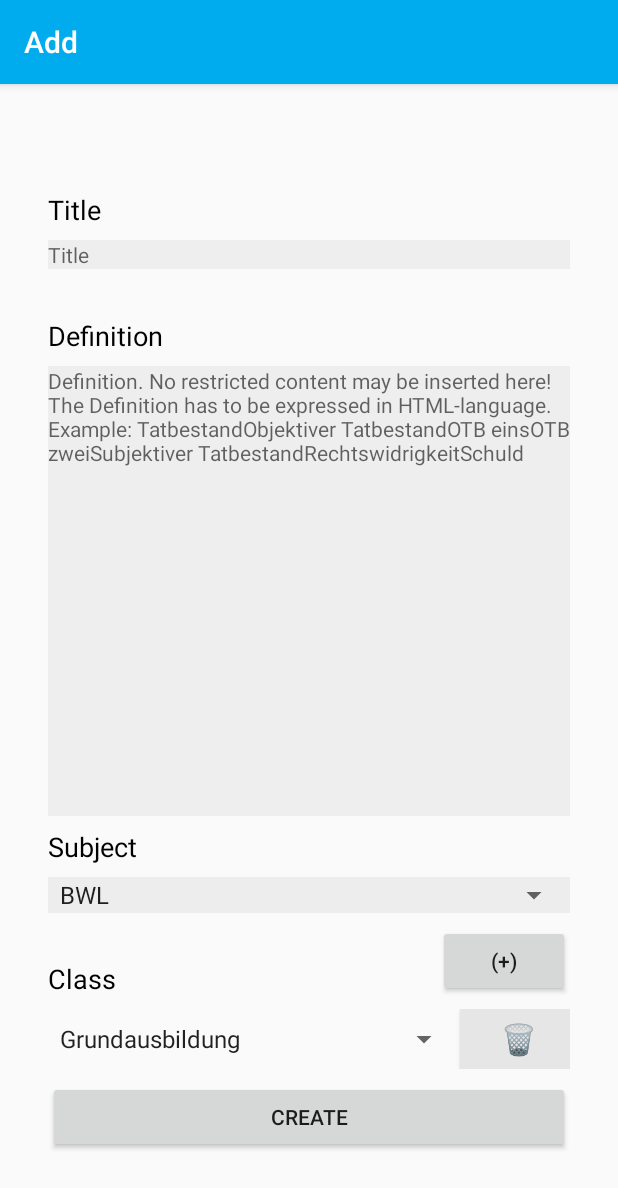
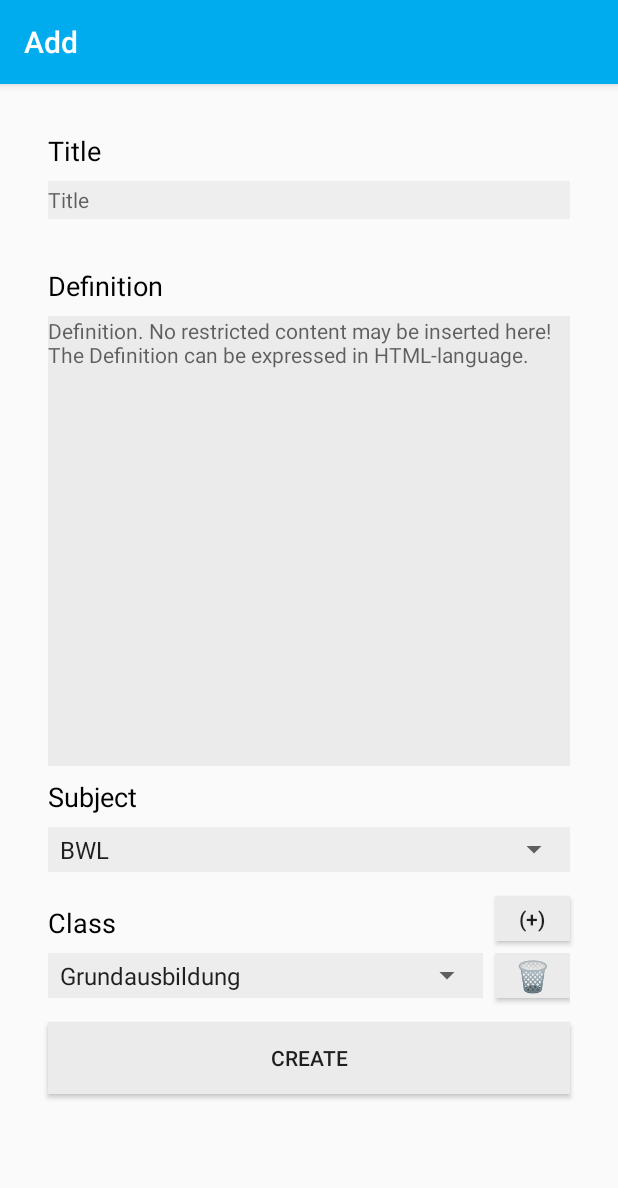
Before and after one commit to Napoletron/definitionstrainer, an Android app: the screen it shows after launch (DefinitionHinzufuegenActivity), after a tap on "CREATE", on a phone screen of 412 x 824 dp. Shown: the top 1188 px of the screen. Run offline under Robolectric (Android 15) with nearby library versions, the phone set to English and light mode, and no system bars.

Commit message:
Layout und Farben in 'Definition-Hinzufügen' verbessert

```diff
--- a/app/src/main/java/deftrainer/example/definitionstrainer/model/Settings.java
+++ b/app/src/main/java/deftrainer/example/definitionstrainer/model/Settings.java
@@ -17,7 +17,7 @@ public class Settings implements Serializable {
     // XX = Version
     // YY = Feature
     // ZZ = Bug-fix
-    public static final int APP_VERSION = 11837;
+    public static final int APP_VERSION = 11838;
     public static boolean TESTING = false;
 
     // The value at which a definitions skill is increased or decreased if guessed correct or wrong
--- a/app/src/main/res/layout/activity_definitionhinzufuegen.xml
+++ b/app/src/main/res/layout/activity_definitionhinzufuegen.xml
@@ -9,7 +9,7 @@
     <ScrollView
         android:id="@+id/scroll_view_id"
         android:layout_width="match_parent"
-        android:layout_height="wrap_content"
+        android:layout_height="match_parent"
         app:layout_constraintBottom_toBottomOf="parent"
         app:layout_constraintEnd_toEndOf="parent"
         app:layout_constraintStart_toStartOf="parent"
@@ -18,18 +18,17 @@
         <androidx.constraintlayout.widget.ConstraintLayout
             android:id="@+id/constrain_layout_id"
             android:layout_width="match_parent"
-            android:layout_height="wrap_content">
+            android:layout_height="match_parent">
 
             <Button
                 android:id="@+id/dhf_b_delete"
-                android:layout_width="60dp"
-                android:layout_height="wrap_content"
-                android:layout_marginTop="8dp"
+                android:layout_width="40dp"
+                android:layout_height="40dp"
                 android:layout_marginBottom="8dp"
                 android:background="@android:drawable/ic_menu_delete"
                 app:layout_constraintBottom_toTopOf="@+id/dhf_et_title"
                 app:layout_constraintEnd_toEndOf="@+id/dhf_et_title"
-                app:layout_constraintTop_toTopOf="parent" />
+                tools:ignore="SpeakableTextPresentCheck" />
 
             <TextView
                 android:id="@+id/textview6"
@@ -47,7 +46,7 @@
             <EditText
                 android:id="@+id/dhf_et_title"
                 android:layout_width="0dp"
-                android:layout_height="wrap_content"
+                android:layout_height="25dp"
                 android:layout_marginTop="8dp"
                 android:layout_marginEnd="32dp"
                 android:layout_marginRight="32dp"
@@ -77,8 +76,7 @@
                 android:layout_width="0dp"
                 android:layout_height="300dp"
                 android:layout_marginTop="8dp"
-                android:layout_marginBottom="16dp"
-                android:background="#0C000000"
+                android:background="@color/DefaultGray"
                 android:ems="10"
                 android:gravity="start|top"
                 android:hint="@string/add_definition"
@@ -103,7 +101,7 @@
             <Spinner
                 android:id="@+id/dhf_spin_fach"
                 android:layout_width="0dp"
-                android:layout_height="wrap_content"
+                android:layout_height="30dp"
                 android:layout_marginTop="8dp"
                 android:foreground="#0D000000"
                 app:layout_constraintEnd_toEndOf="@+id/dhf_met_definition"
@@ -112,9 +110,13 @@
 
             <Button
                 android:id="@+id/dhf_b_addClass"
-                android:layout_width="wrap_content"
+                android:layout_width="50dp"
                 android:layout_height="wrap_content"
-                android:layout_marginTop="8dp"
+                android:layout_marginTop="16dp"
+                android:background="@color/DefaultGray"
+                android:minWidth="30dp"
+                android:minHeight="30dp"
+                android:padding="0dp"
                 android:text="(+)"
                 app:layout_constraintEnd_toEndOf="@+id/dhf_spin_fach"
                 app:layout_constraintTop_toBottomOf="@+id/dhf_spin_fach" />
@@ -145,6 +147,7 @@
                 android:layout_height="wrap_content"
                 android:layout_marginTop="8dp"
                 android:layout_marginBottom="16dp"
+                android:background="@color/DefaultGray"
                 android:text="@string/create"
                 app:layout_constraintBottom_toBottomOf="parent"
                 app:layout_constraintEnd_toEndOf="@+id/dhf_spin_fach"
--- a/app/src/main/res/layout/activity_main.xml
+++ b/app/src/main/res/layout/activity_main.xml
@@ -51,6 +51,7 @@
             android:layout_height="match_parent"
             android:layout_margin="4pt"
             android:layout_weight="1"
+            android:background="@color/DefaultGray"
             android:text="@string/create"
             android:textSize="14sp" />
 
@@ -60,6 +61,7 @@
             android:layout_height="match_parent"
             android:layout_margin="4pt"
             android:layout_weight="1"
+            android:background="@color/DefaultGray"
             android:text="@string/search"
             android:textSize="14sp" />
 
--- a/app/src/main/res/layout/container_class.xml
+++ b/app/src/main/res/layout/container_class.xml
@@ -1,22 +1,43 @@
 <?xml version="1.0" encoding="utf-8"?>
 <LinearLayout xmlns:android="http://schemas.android.com/apk/res/android"
+    xmlns:app="http://schemas.android.com/apk/res-auto"
+    xmlns:tools="http://schemas.android.com/tools"
     android:layout_width="match_parent"
     android:layout_height="wrap_content"
     android:orientation="horizontal">
 
-    <Spinner
-        android:id="@+id/fl_spinn"
+    <androidx.constraintlayout.widget.ConstraintLayout
         android:layout_width="match_parent"
         android:layout_height="match_parent"
-        android:layout_weight="5" />
+        android:layout_weight="1">
 
-    <Button
-        android:id="@+id/fl_butt"
-        android:layout_width="wrap_content"
-        android:layout_height="40dp"
-        android:layout_weight="1"
-        android:background="#E6E6E6"
-        android:text=" 🗑"
-        android:textSize="20sp" />
+        <Spinner
+            android:id="@+id/fl_spinn"
+            android:layout_width="0dp"
+            android:layout_height="30dp"
+            android:layout_marginEnd="8dp"
+            android:layout_marginRight="8dp"
+            android:layout_marginBottom="8dp"
+            android:layout_weight="1"
+            android:foreground="#0D000000"
+            app:layout_constraintBottom_toBottomOf="parent"
+            app:layout_constraintEnd_toStartOf="@+id/fl_butt"
+            app:layout_constraintStart_toStartOf="parent"
+            app:layout_constraintTop_toTopOf="parent" />
+
+        <Button
+            android:id="@+id/fl_butt"
+            android:layout_width="50dp"
+            android:layout_height="0dp"
+            android:layout_weight="1"
+            android:background="@color/DefaultGray"
+            android:minHeight="30dp"
+            android:text="🗑"
+            android:textSize="20sp"
+            app:layout_constraintBottom_toBottomOf="@+id/fl_spinn"
+            app:layout_constraintEnd_toEndOf="parent"
+            app:layout_constraintTop_toTopOf="@+id/fl_spinn"
+            app:layout_constraintVertical_bias="0.0" />
+    </androidx.constraintlayout.widget.ConstraintLayout>
 
 </LinearLayout>
--- a/app/src/main/res/values/colors.xml
+++ b/app/src/main/res/values/colors.xml
@@ -10,4 +10,5 @@
     <color name="correctGreen">#0CA60C</color>
     <color name="ButtonGreen">#7C08F600</color>
     <color name="ButtonRed">#81FF0000</color>
+    <color name="DefaultGray">#FFEBEBEB</color>
 </resources>
--- a/app/src/main/res/values/strings.xml
+++ b/app/src/main/res/values/strings.xml
@@ -57,7 +57,7 @@
     <string name="gemeistert"></string>
     <string name="you_need_to_grant_permission_to_access_the_external_storage">Can\'t Export/Import due to missing permission. Please grant the permission to access the storage.</string>
     <string name="a_picture_with_questionmarks">A picture with questionmarks on it</string>
-    <string name="add_definition">Definition. No restricted content may be inserted here! The Definition has to be expressed in HTML-language. Example: <ol><lx>Tatbestand<ol><lx>Objektiver Tatbestand<ol><lx>OTB eins</lx><lx>OTB zwei</lx></ol></lx><lx>Subjektiver Tatbestand</lx></ol></lx><lx>Rechtswidrigkeit</lx><lx>Schuld</lx></ol></string>
+    <string name="add_definition">Definition. No restricted content may be inserted here! The Definition can be expressed in HTML-language.</string>
     <string name="restricted_content">Restricted Content</string>
     <string name="restricted_content_may_not_be_inserted">It is forbidden to store restricted content (VS-NfD) in this App!</string>
     <string name="understood">Unterstood</string>
```
Also changed, not shown: 1 other file.
